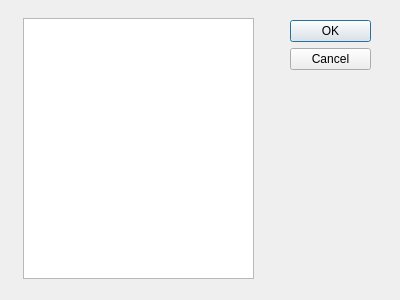
Old version of the form cliente_1/widgetprofundidad.ui in the repository danialvaradob/Datos_Sockets_3.
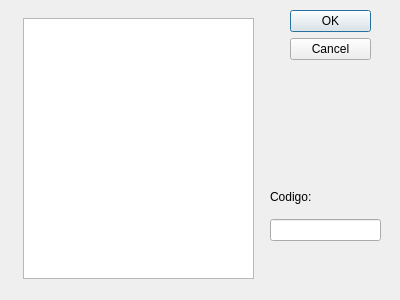
New version of the form.

The edit to the form file:
```diff
--- a/cliente_1/widgetprofundidad.ui
+++ b/cliente_1/widgetprofundidad.ui
@@ -17,7 +17,7 @@
    <property name="geometry">
     <rect>
      <x>290</x>
-     <y>20</y>
+     <y>10</y>
      <width>81</width>
      <height>241</height>
     </rect>
@@ -39,6 +39,32 @@
     </rect>
    </property>
   </widget>
+  <widget class="QWidget" name="verticalLayoutWidget">
+   <property name="geometry">
+    <rect>
+     <x>270</x>
+     <y>180</y>
+     <width>111</width>
+     <height>61</height>
+    </rect>
+   </property>
+   <layout class="QVBoxLayout" name="verticalLayout">
+    <item>
+     <widget class="QLabel" name="label">
+      <property name="text">
+       <string>Codigo:</string>
+      </property>
+     </widget>
+    </item>
+    <item>
+     <widget class="QLineEdit" name="lineEdit">
+      <property name="text">
+       <string/>
+      </property>
+     </widget>
+    </item>
+   </layout>
+  </widget>
  </widget>
  <resources/>
  <connections>
```
